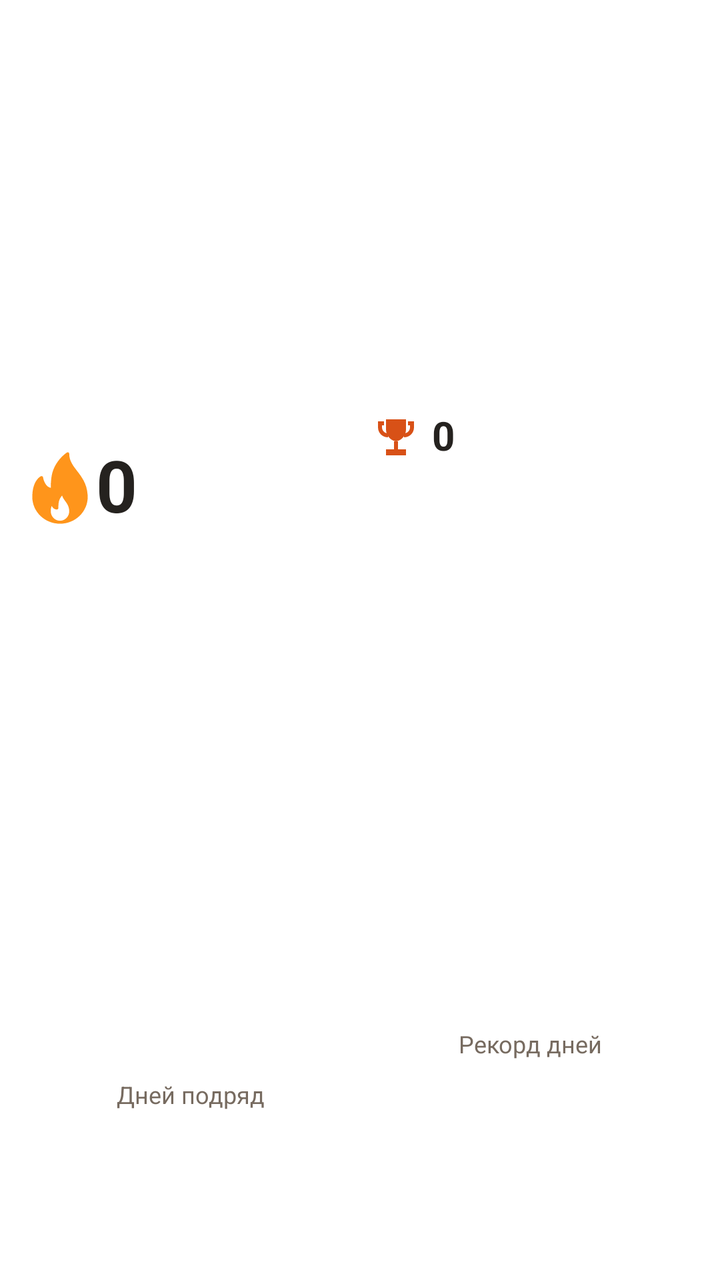
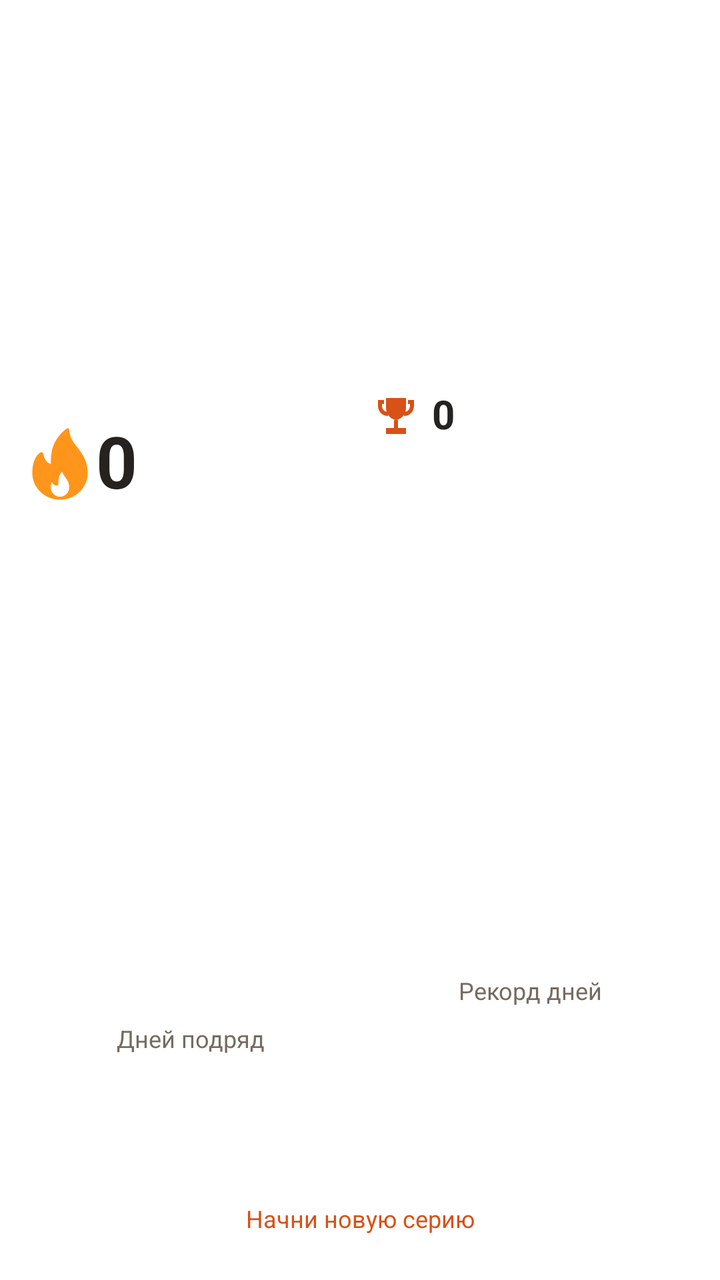

The first picture is an Android layout as it rendered before a commit; the second is the same layout after the commit. The layout source and the unified diff follow.
<!-- AndroidManifest.xml: fallback theme Theme.MaterialComponents.DayNight.NoActionBar -->
<!-- res/layout/streak_widget_minimal_wide.xml -->
<?xml version="1.0" encoding="utf-8"?>
<LinearLayout
    xmlns:android="http://schemas.android.com/apk/res/android"
    android:id="@+id/streak_root"
    android:layout_width="match_parent"
    android:layout_height="match_parent"
    android:orientation="vertical"
    android:padding="16dp"
    android:background="@drawable/streak_widget_minimal_background">
    <LinearLayout
        android:layout_width="match_parent"
        android:layout_height="0dp"
        android:layout_weight="1"
        android:orientation="horizontal">
        <LinearLayout
            android:layout_width="0dp"
            android:layout_height="match_parent"
            android:orientation="vertical"
            android:layout_weight="1">
            <LinearLayout
                android:layout_width="match_parent"
                android:layout_height="0dp"
                android:layout_weight="3"
                android:orientation="horizontal"
                android:gravity="center">
                <ImageView
                    android:id="@+id/streak_flame"
                    android:layout_width="28dp"
                    android:layout_height="match_parent"
                    android:src="@drawable/streak_widget_flame"
                    android:scaleType="fitCenter"
                    android:importantForAccessibility="no" />
                <TextView
                    android:id="@+id/streak_current"
                    android:layout_width="0dp"
                    android:layout_height="match_parent"
                    android:text="0"
                    android:textSize="36sp"
                    android:textColor="@color/streak_widget_text"
                    android:maxLines="1"
                    android:includeFontPadding="false"
                    android:gravity="center_vertical"
                    android:autoSizeTextType="uniform"
                    android:autoSizeMinTextSize="5sp"
                    android:autoSizeMaxTextSize="36sp"
                    android:autoSizeStepGranularity="1sp"
                    android:layout_weight="1"
                    android:textStyle="bold"
                    android:layout_marginStart="4dp" />
            </LinearLayout>
            <TextView
                android:id="@+id/streak_label"
                android:layout_width="match_parent"
                android:layout_height="0dp"
                android:text="@string/currentLabel"
                android:textSize="12sp"
                android:textColor="@color/streak_widget_secondary"
                android:maxLines="1"
                android:includeFontPadding="false"
                android:gravity="center"
                android:autoSizeTextType="uniform"
                android:autoSizeMinTextSize="5sp"
                android:autoSizeMaxTextSize="12sp"
                android:autoSizeStepGranularity="1sp"
                android:layout_weight="1" />
        </LinearLayout>
        <LinearLayout
            android:layout_width="0dp"
            android:layout_height="match_parent"
            android:orientation="vertical"
            android:layout_weight="1"
            android:layout_marginStart="12dp">
            <LinearLayout
                android:layout_width="match_parent"
                android:layout_height="0dp"
                android:layout_weight="2"
                android:orientation="horizontal"
                android:gravity="center">
                <ImageView
                    android:id="@+id/streak_trophy"
                    android:layout_width="24dp"
                    android:layout_height="match_parent"
                    android:src="@drawable/streak_widget_trophy"
                    android:scaleType="fitCenter"
                    android:importantForAccessibility="no" />
                <TextView
                    android:id="@+id/streak_best"
                    android:layout_width="0dp"
                    android:layout_height="match_parent"
                    android:text="0"
                    android:textSize="20sp"
                    android:textColor="@color/streak_widget_text"
                    android:maxLines="1"
                    android:includeFontPadding="false"
                    android:gravity="center_vertical"
                    android:autoSizeTextType="uniform"
                    android:autoSizeMinTextSize="5sp"
                    android:autoSizeMaxTextSize="20sp"
                    android:autoSizeStepGranularity="1sp"
                    android:layout_weight="1"
                    android:textStyle="bold"
                    android:layout_marginStart="6dp" />
            </LinearLayout>
            <TextView
                android:id="@+id/streak_best_label"
                android:layout_width="match_parent"
                android:layout_height="0dp"
                android:text="@string/bestLabel"
                android:textSize="12sp"
                android:textColor="@color/streak_widget_secondary"
                android:maxLines="1"
                android:includeFontPadding="false"
                android:gravity="center"
                android:autoSizeTextType="uniform"
                android:autoSizeMinTextSize="5sp"
                android:autoSizeMaxTextSize="12sp"
                android:autoSizeStepGranularity="1sp"
                android:layout_weight="1" />
        </LinearLayout>
    </LinearLayout>
    <TextView
        android:id="@+id/streak_status"
        android:layout_width="match_parent"
        android:layout_height="28dp"
        android:text="@string/startLabel"
        android:textSize="12sp"
        android:textColor="@color/streak_widget_accent"
        android:maxLines="2"
        android:includeFontPadding="false"
        android:gravity="center"
        android:autoSizeTextType="uniform"
        android:autoSizeMinTextSize="5sp"
        android:autoSizeMaxTextSize="12sp"
        android:autoSizeStepGranularity="1sp"
        android:layout_marginTop="4dp"
        android:visibility="gone" />
</LinearLayout>
<!-- resources referenced by this layout -->
<resources>
  <color name="streak_widget_accent">#D85117</color>
  <color name="streak_widget_secondary">#776B60</color>
  <color name="streak_widget_text">#25221F</color>
  <!-- drawable streak_widget_flame (drawable) -->
  <vector xmlns:android="http://schemas.android.com/apk/res/android"
      android:width="28dp" android:height="36dp"
      android:viewportWidth="388" android:viewportHeight="516">
      <group android:translateX="-62" android:translateY="2">
          <path android:fillColor="#FF951B"
              android:pathData="M446.906,299.769c-5.865-76.359-41.417-124.21-72.781-166.436C345.083,94.241,320,60.483,320,10.685 c0-4-2.24-7.656-5.792-9.489c-3.563-1.844-7.844-1.542-11.083,0.812c-47.104,33.706-86.406,90.515-100.135,144.719 c-9.531,37.737-10.792,80.161-10.969,108.18c-43.5-9.291-53.354-74.359-53.458-75.068c-0.49-3.375-2.552-6.312-5.552-7.916 c-3.031-1.583-6.594-1.698-9.667-0.177c-2.281,1.104-55.99,28.394-59.115,137.355C64.01,312.726,64,316.362,64,319.997 c0,105.857,86.135,191.987,192,191.987c0.146,0.01,0.302,0.031,0.427,0c0.042,0,0.083,0,0.135,0 C362.167,511.681,448,425.667,448,319.997C448,314.674,446.906,299.769,446.906,299.769z M256,490.652 c-35.292,0-64-30.581-64-68.172c0-1.281-0.01-2.573,0.083-4.156c0.427-15.853,3.438-26.675,6.74-33.873 c6.188,13.291,17.25,25.509,35.219,25.509c5.896,0,10.667-4.771,10.667-10.666c0-15.186,0.313-32.706,4.094-48.518 c3.365-14.02,11.406-28.936,21.594-40.893c4.531,15.52,13.365,28.081,21.99,40.341c12.344,17.54,25.104,35.675,27.344,66.6 c0.135,1.833,0.271,3.677,0.271,5.656C320,460.07,291.292,490.652,256,490.652z" />
      </group>
  </vector>
  <!-- drawable streak_widget_minimal_background (drawable) -->
  <shape xmlns:android="http://schemas.android.com/apk/res/android" android:shape="rectangle">
      <solid android:color="@color/streak_minimal_background" />
      <corners android:radius="24dp" />
  </shape>
  <!-- drawable streak_widget_trophy (drawable) -->
  <vector xmlns:android="http://schemas.android.com/apk/res/android"
      android:width="24dp" android:height="24dp"
      android:viewportWidth="24" android:viewportHeight="24">
      <path android:fillColor="@color/streak_widget_accent"
          android:pathData="M7,3H17V8C17,11.1 14.8,13.6 12,14C9.2,13.6 7,11.1 7,8ZM11,14H13V18H17V21H7V18H11ZM3,4H6V6H5V7C5,8.6 6.3,10 8,10V12C5.2,12 3,9.8 3,7ZM18,4H21V7C21,9.8 18.8,12 16,12V10C17.7,10 19,8.6 19,7V6H18Z" />
  </vector>
  <string name="bestLabel">Рекорд дней</string>
  <string name="currentLabel">Дней подряд</string>
  <string name="startLabel">Начни новую серию</string>
  <color name="streak_minimal_background">#FFFFFF</color>
</resources>

<!-- the commit's change to res/layout/streak_widget_minimal_wide.xml (unified diff, before → after) -->
@@ -132,6 +132,5 @@
         android:autoSizeMinTextSize="5sp"
         android:autoSizeMaxTextSize="12sp"
         android:autoSizeStepGranularity="1sp"
-        android:layout_marginTop="4dp"
-        android:visibility="gone" />
+        android:layout_marginTop="4dp" />
 </LinearLayout>
